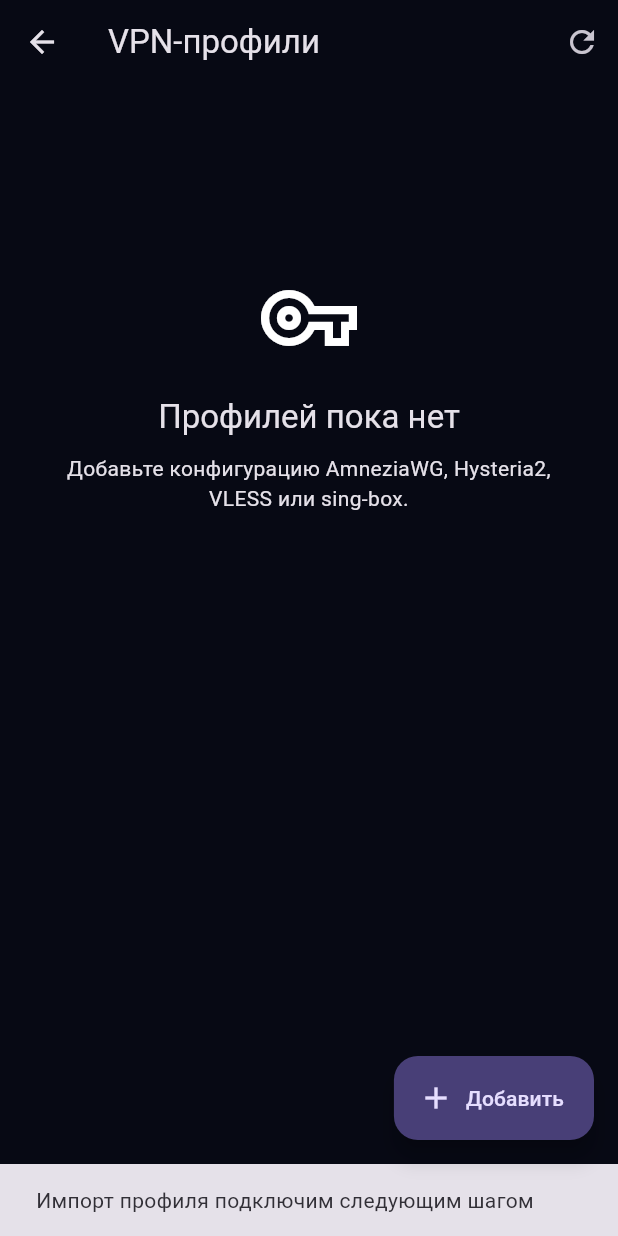
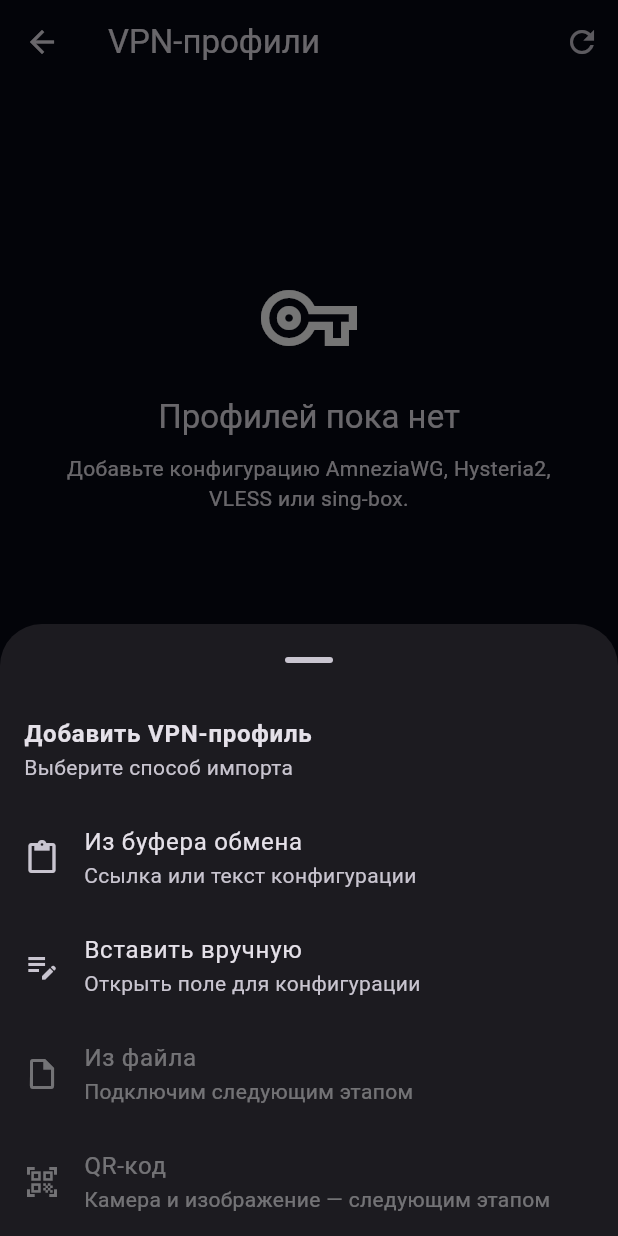
Before and after one commit to asminaev1981-sudo/batminconnectvpn, a Flutter app: the ProfilesPage screen opened directly, after a tap on "Добавить", on a phone screen of 412 x 824 dp. Run offline on Flutter 3.47's test engine with Material 3 defaults, Android fonts, the phone set to English and light mode, and no system bars; our stand-ins replace shared_preferences; accounts and stored records are empty.

Commit message:
Add import functionality for VPN profiles

```diff
--- a/lib/features/profiles/profiles_page.dart
+++ b/lib/features/profiles/profiles_page.dart
@@ -1,5 +1,5 @@
-
 import 'package:flutter/material.dart';
+import 'package:flutter/services.dart';
 
 import '../../core/models/vpn_profile.dart';
 import '../../core/services/profile_import_service.dart';
@@ -49,6 +49,167 @@ class _ProfilesPageState extends State<ProfilesPage> {
     }
   }
 
+  Future<void> _showImportMenu() async {
+    await showModalBottomSheet<void>(
+      context: context,
+      showDragHandle: true,
+      builder: (sheetContext) => SafeArea(
+        child: Column(
+          mainAxisSize: MainAxisSize.min,
+          children: [
+            const ListTile(
+              title: Text(
+                'Добавить VPN-профиль',
+                style: TextStyle(
+                  fontWeight: FontWeight.w700,
+                ),
+              ),
+              subtitle: Text('Выберите способ импорта'),
+            ),
+            ListTile(
+              leading: const Icon(Icons.content_paste),
+              title: const Text('Из буфера обмена'),
+              subtitle: const Text(
+                'Ссылка или текст конфигурации',
+              ),
+              onTap: () {
+                Navigator.pop(sheetContext);
+                _importFromClipboard();
+              },
+            ),
+            ListTile(
+              leading: const Icon(Icons.edit_note),
+              title: const Text('Вставить вручную'),
+              subtitle: const Text(
+                'Открыть поле для конфигурации',
+              ),
+              onTap: () {
+                Navigator.pop(sheetContext);
+                _showManualImportDialog();
+              },
+            ),
+            const ListTile(
+              enabled: false,
+              leading: Icon(
+                Icons.insert_drive_file_outlined,
+              ),
+              title: Text('Из файла'),
+              subtitle: Text(
+                'Подключим следующим этапом',
+              ),
+            ),
+            const ListTile(
+              enabled: false,
+              leading: Icon(Icons.qr_code_scanner),
+              title: Text('QR-код'),
+              subtitle: Text(
+                'Камера и изображение — следующим этапом',
+              ),
+            ),
+          ],
+        ),
+      ),
+    );
+  }
+
+  Future<void> _importFromClipboard() async {
+    try {
+      final data = await Clipboard.getData(
+        Clipboard.kTextPlain,
+      );
+
+      final text = data?.text?.trim() ?? '';
+
+      if (text.isEmpty) {
+        _showMessage('Буфер обмена пуст');
+        return;
+      }
+
+      final profile = await _profiles.importClipboard(
+        text,
+      );
+
+      await _loadProfiles();
+
+      _showMessage(
+        'Профиль «${profile.name}» добавлен',
+      );
+    } on FormatException catch (error) {
+      _showMessage(error.message.toString());
+    } catch (error) {
+      _showMessage(
+        'Не удалось импортировать профиль: $error',
+      );
+    }
+  }
+
+  Future<void> _showManualImportDialog() async {
+    final controller = TextEditingController();
+
+    final text = await showDialog<String>(
+      context: context,
+      builder: (dialogContext) => AlertDialog(
+        title: const Text('Вставить конфигурацию'),
+        content: SizedBox(
+          width: double.maxFinite,
+          child: TextField(
+            controller: controller,
+            autofocus: true,
+            minLines: 6,
+            maxLines: 14,
+            keyboardType: TextInputType.multiline,
+            decoration: const InputDecoration(
+              hintText:
+                  'hysteria2://...\n\n'
+                  'vless://...\n\n'
+                  '[Interface] ...',
+              border: OutlineInputBorder(),
+            ),
+          ),
+        ),
+        actions: [
+          TextButton(
+            onPressed: () =>
+                Navigator.pop(dialogContext),
+            child: const Text('ОТМЕНА'),
+          ),
+          FilledButton(
+            onPressed: () => Navigator.pop(
+              dialogContext,
+              controller.text,
+            ),
+            child: const Text('ИМПОРТ'),
+          ),
+        ],
+      ),
+    );
+
+    controller.dispose();
+
+    if (text == null || text.trim().isEmpty) {
+      return;
+    }
+
+    try {
+      final profile = await _profiles.importText(
+        text,
+        source: VpnProfileSource.clipboard,
+      );
+
+      await _loadProfiles();
+
+      _showMessage(
+        'Профиль «${profile.name}» добавлен',
+      );
+    } on FormatException catch (error) {
+      _showMessage(error.message.toString());
+    } catch (error) {
+      _showMessage(
+        'Не удалось импортировать профиль: $error',
+      );
+    }
+  }
+
   Future<void> _setEnabled(
     VpnProfile profile,
     bool enabled,
@@ -69,7 +230,9 @@ class _ProfilesPageState extends State<ProfilesPage> {
     }
   }
 
-  Future<void> _deleteProfile(VpnProfile profile) async {
+  Future<void> _deleteProfile(
+    VpnProfile profile,
+  ) async {
     final confirmed = await showDialog<bool>(
       context: context,
       builder: (context) => AlertDialog(
@@ -77,11 +240,13 @@ class _ProfilesPageState extends State<ProfilesPage> {
         content: Text(profile.name),
         actions: [
           TextButton(
-            onPressed: () => Navigator.pop(context, false),
+            onPressed: () =>
+                Navigator.pop(context, false),
             child: const Text('ОТМЕНА'),
           ),
           FilledButton(
-            onPressed: () => Navigator.pop(context, true),
+            onPressed: () =>
+                Navigator.pop(context, true),
             child: const Text('УДАЛИТЬ'),
           ),
         ],
@@ -91,7 +256,8 @@ class _ProfilesPageState extends State<ProfilesPage> {
     if (confirmed != true) return;
 
     try {
-      final items = await _profiles.deleteProfile(profile.id);
+      final items =
+          await _profiles.deleteProfile(profile.id);
 
       if (!mounted) return;
 
@@ -107,7 +273,9 @@ class _ProfilesPageState extends State<ProfilesPage> {
     if (!mounted) return;
 
     ScaffoldMessenger.of(context).showSnackBar(
-      SnackBar(content: Text(message)),
+      SnackBar(
+        content: Text(message),
+      ),
     );
   }
 
@@ -148,12 +316,9 @@ class _ProfilesPageState extends State<ProfilesPage> {
           ),
         ],
       ),
-      floatingActionButton: FloatingActionButton.extended(
-        onPressed: () {
-          _showMessage(
-            'Импорт профиля подключим следующим шагом',
-          );
-        },
+      floatingActionButton:
+          FloatingActionButton.extended(
+        onPressed: _showImportMenu,
         icon: const Icon(Icons.add),
         label: const Text('Добавить'),
       ),
@@ -173,7 +338,8 @@ class _ProfilesPageState extends State<ProfilesPage> {
 
     if (_error != null) {
       return ListView(
-        physics: const AlwaysScrollableScrollPhysics(),
+        physics:
+            const AlwaysScrollableScrollPhysics(),
         padding: const EdgeInsets.all(20),
         children: [
           const SizedBox(height: 80),
@@ -185,7 +351,8 @@ class _ProfilesPageState extends State<ProfilesPage> {
           Text(
             'Не удалось загрузить профили',
             textAlign: TextAlign.center,
-            style: Theme.of(context).textTheme.titleMedium,
+            style:
+                Theme.of(context).textTheme.titleMedium,
           ),
           const SizedBox(height: 8),
           Text(
@@ -198,7 +365,8 @@ class _ProfilesPageState extends State<ProfilesPage> {
 
     if (_items.isEmpty) {
       return ListView(
-        physics: const AlwaysScrollableScrollPhysics(),
+        physics:
+            const AlwaysScrollableScrollPhysics(),
         padding: const EdgeInsets.all(24),
         children: [
           const SizedBox(height: 100),
@@ -210,7 +378,8 @@ class _ProfilesPageState extends State<ProfilesPage> {
           Text(
             'Профилей пока нет',
             textAlign: TextAlign.center,
-            style: Theme.of(context).textTheme.titleLarge,
+            style:
+                Theme.of(context).textTheme.titleLarge,
           ),
           const SizedBox(height: 10),
           const Text(
@@ -223,8 +392,10 @@ class _ProfilesPageState extends State<ProfilesPage> {
     }
 
     return ListView.separated(
-      physics: const AlwaysScrollableScrollPhysics(),
-      padding: const EdgeInsets.fromLTRB(16, 12, 16, 100),
+      physics:
+          const AlwaysScrollableScrollPhysics(),
+      padding:
+          const EdgeInsets.fromLTRB(16, 12, 16, 100),
       itemCount: _items.length,
       separatorBuilder: (_, __) =>
           const SizedBox(height: 10),
@@ -238,7 +409,9 @@ class _ProfilesPageState extends State<ProfilesPage> {
               children: [
                 Row(
                   children: [
-                    const Icon(Icons.shield_outlined),
+                    const Icon(
+                      Icons.shield_outlined,
+                    ),
                     const SizedBox(width: 12),
                     Expanded(
                       child: Column(
@@ -248,7 +421,8 @@ class _ProfilesPageState extends State<ProfilesPage> {
                           Text(
                             profile.name,
                             style: const TextStyle(
-                              fontWeight: FontWeight.w700,
+                              fontWeight:
+                                  FontWeight.w700,
                             ),
                           ),
                           const SizedBox(height: 4),
@@ -262,19 +436,26 @@ class _ProfilesPageState extends State<ProfilesPage> {
                     Switch(
                       value: profile.enabled,
                       onChanged: (value) =>
-                          _setEnabled(profile, value),
+                          _setEnabled(
+                        profile,
+                        value,
+                      ),
                     ),
                   ],
                 ),
                 const SizedBox(height: 8),
                 Row(
-                  mainAxisAlignment: MainAxisAlignment.end,
+                  mainAxisAlignment:
+                      MainAxisAlignment.end,
                   children: [
                     TextButton.icon(
                       onPressed: () =>
                           _deleteProfile(profile),
-                      icon: const Icon(Icons.delete_outline),
-                      label: const Text('Удалить'),
+                      icon: const Icon(
+                        Icons.delete_outline,
+                      ),
+                      label:
+                          const Text('Удалить'),
                     ),
                   ],
                 ),
```
